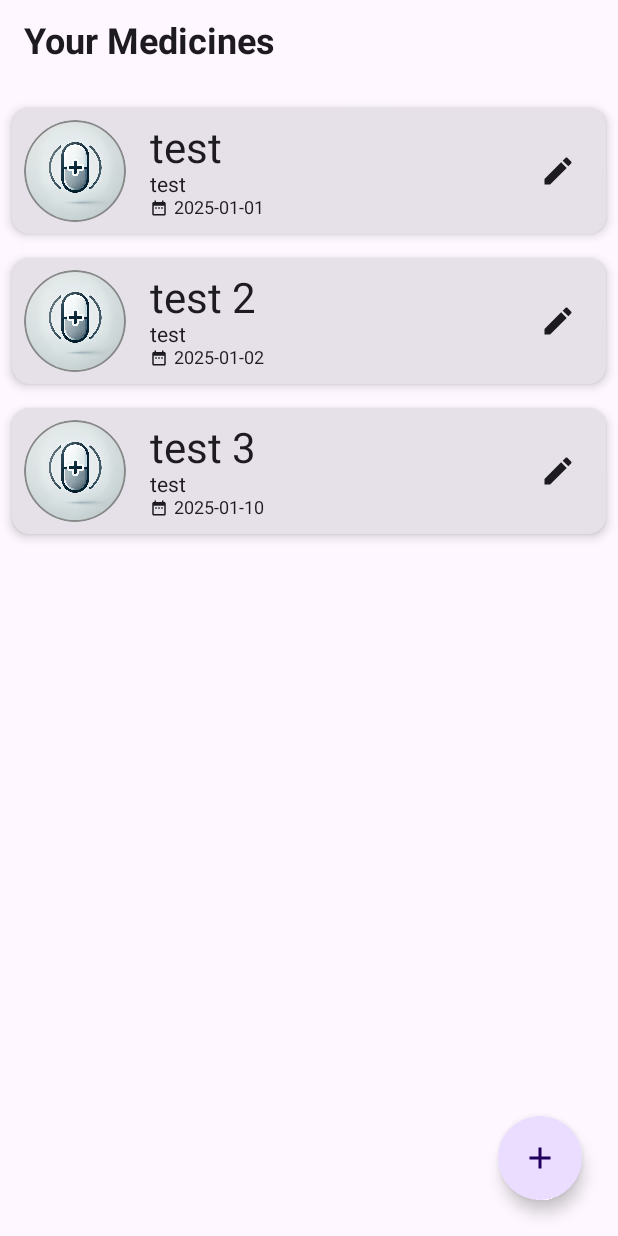
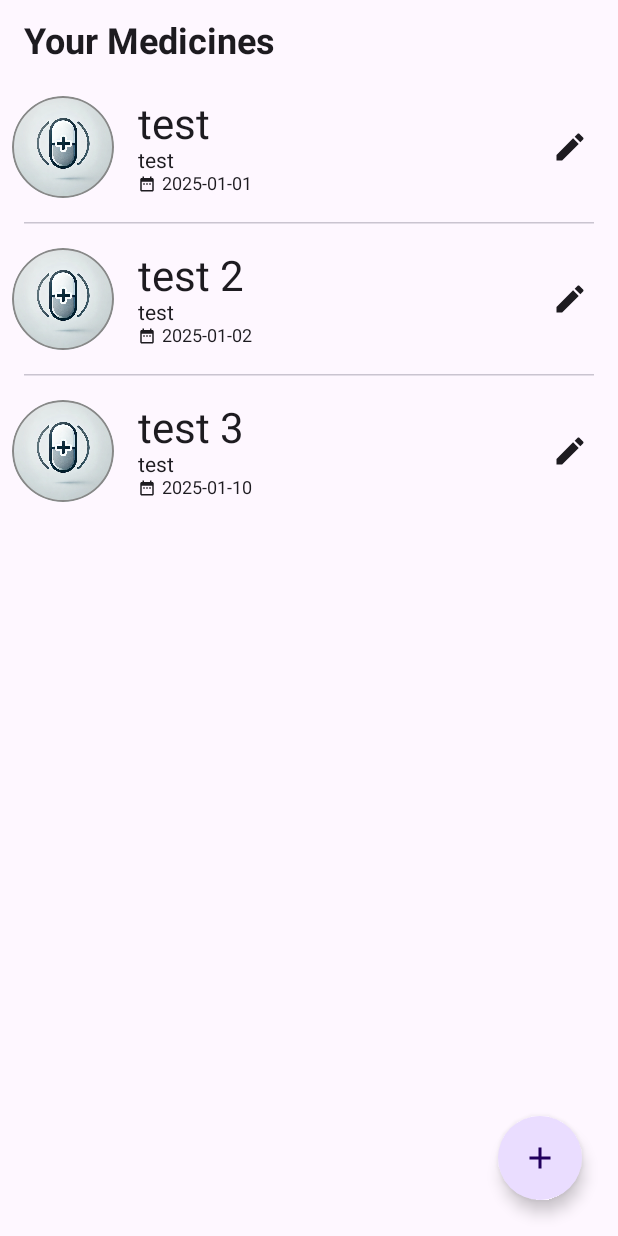
Before and after one commit to kgurda/PillWise, an Android app built with Jetpack Compose: the @Preview function MedicineListScreenPreview, on a phone screen of 412 x 824 dp. Run offline under Robolectric (Android 15) with nearby library versions, the phone set to English and light mode, and no system bars.

Commit message:
fixes after CR

```diff
--- a/app/src/main/java/com/example/pillwise/feature/medicine/list/presentation/MedicineListScreen.kt
+++ b/app/src/main/java/com/example/pillwise/feature/medicine/list/presentation/MedicineListScreen.kt
@@ -4,18 +4,18 @@ import android.graphics.Bitmap
 import androidx.compose.foundation.Image
 import androidx.compose.foundation.background
 import androidx.compose.foundation.border
-import androidx.compose.foundation.clickable
 import androidx.compose.foundation.layout.Arrangement
 import androidx.compose.foundation.layout.Column
 import androidx.compose.foundation.layout.Row
 import androidx.compose.foundation.layout.Spacer
 import androidx.compose.foundation.layout.fillMaxSize
 import androidx.compose.foundation.layout.fillMaxWidth
+import androidx.compose.foundation.layout.height
 import androidx.compose.foundation.layout.padding
 import androidx.compose.foundation.layout.size
 import androidx.compose.foundation.layout.width
 import androidx.compose.foundation.lazy.LazyColumn
-import androidx.compose.foundation.lazy.items
+import androidx.compose.foundation.lazy.itemsIndexed
 import androidx.compose.foundation.shape.CircleShape
 import androidx.compose.material.icons.Icons
 import androidx.compose.material.icons.filled.Add
@@ -23,12 +23,12 @@ import androidx.compose.material.icons.filled.DateRange
 import androidx.compose.material.icons.filled.Delete
 import androidx.compose.material.icons.filled.Edit
 import androidx.compose.material3.AlertDialog
-import androidx.compose.material3.Card
-import androidx.compose.material3.CardDefaults
 import androidx.compose.material3.ExperimentalMaterial3Api
 import androidx.compose.material3.FloatingActionButton
+import androidx.compose.material3.HorizontalDivider
 import androidx.compose.material3.Icon
 import androidx.compose.material3.IconButton
+import androidx.compose.material3.MaterialTheme
 import androidx.compose.material3.Scaffold
 import androidx.compose.material3.SwipeToDismissBox
 import androidx.compose.material3.SwipeToDismissBoxState
@@ -38,12 +38,14 @@ import androidx.compose.material3.TextButton
 import androidx.compose.material3.TopAppBar
 import androidx.compose.material3.rememberSwipeToDismissBoxState
 import androidx.compose.runtime.Composable
+import androidx.compose.runtime.LaunchedEffect
 import androidx.compose.runtime.getValue
 import androidx.compose.runtime.mutableStateOf
 import androidx.compose.runtime.saveable.rememberSaveable
 import androidx.compose.runtime.setValue
 import androidx.compose.ui.Alignment
 import androidx.compose.ui.Modifier
+import androidx.compose.ui.draw.alpha
 import androidx.compose.ui.draw.clip
 import androidx.compose.ui.graphics.Color
 import androidx.compose.ui.graphics.asImageBitmap
@@ -59,8 +61,8 @@ import androidx.hilt.navigation.compose.hiltViewModel
 import androidx.lifecycle.compose.collectAsStateWithLifecycle
 import androidx.navigation.NavController
 import com.example.pillwise.R
-import com.example.pillwise.data.local.entities.Medicine
 import com.example.pillwise.feature.medicine.list.presentation.model.MedicineListUiState
+import com.example.pillwise.feature.medicine.list.presentation.model.MedicineUiState
 import com.example.pillwise.feature.medicine.presentation.BitmapConverter
 import com.example.pillwise.navigation.routes.MedicineCreationRoute
 
@@ -76,6 +78,7 @@ fun MedicineListScreen(
         uiState = uiState,
         onAddButtonClick = { navController.navigate(MedicineCreationRoute) },
         deleteMedicine = { id: Long -> viewModel.deleteItem(id) },
+        markItemForDeletion = { id: Long, isMarked: Boolean -> viewModel.markItemForDeletion(id, isMarked) },
         modifier = modifier
     )
 }
@@ -86,6 +89,7 @@ fun MedicineListScreen(
     uiState: MedicineListUiState,
     onAddButtonClick: () -> Unit,
     deleteMedicine: (id: Long) -> Unit,
+    markItemForDeletion: (id: Long, isMarked: Boolean) -> Unit,
     modifier: Modifier = Modifier
 ) {
     Scaffold(
@@ -121,8 +125,25 @@ fun MedicineListScreen(
             LazyColumn(
                 modifier = Modifier.fillMaxSize()
             ) {
-                items(uiState.medicines) { medicine ->
-                    DismissibleCard(medicine = medicine, deleteMedicine = deleteMedicine)
+                itemsIndexed(uiState.medicines) { index, medicine ->
+                    Column(
+                        modifier =
+                            Modifier
+                                .then(
+                                    if (medicine.isMarkedForDeletion) {
+                                        Modifier.alpha(0f).height(0.dp)
+                                    } else {
+                                        Modifier
+                                    }
+                                )
+                    ) {
+                        DismissibleCard(
+                            medicine = medicine,
+                            markItemForDeletion = markItemForDeletion,
+                            deleteMedicine = deleteMedicine
+                        )
+                        DividerBetweenItems(index, uiState.medicines.lastIndex)
+                    }
                 }
             }
         }
@@ -130,8 +151,25 @@ fun MedicineListScreen(
 }
 
 @Composable
+fun DividerBetweenItems(
+    index: Int,
+    itemCount: Int
+) {
+    if (index < itemCount) {
+        HorizontalDivider(
+            modifier =
+                Modifier
+                    .padding(16.dp)
+                    .fillMaxWidth(),
+            thickness = 1.dp
+        )
+    }
+}
+
+@Composable
 fun DismissibleCard(
-    medicine: Medicine,
+    medicine: MedicineUiState,
+    markItemForDeletion: (id: Long, isMarked: Boolean) -> Unit,
     deleteMedicine: (id: Long) -> Unit
 ) {
     var showDialog by rememberSaveable { mutableStateOf(false) }
@@ -141,6 +179,7 @@ fun DismissibleCard(
             confirmValueChange = { dismissValue ->
                 if (dismissValue == SwipeToDismissBoxValue.StartToEnd) {
                     showDialog = true
+                    markItemForDeletion(medicine.id, true)
                     return@rememberSwipeToDismissBoxState false
                 } else {
                     return@rememberSwipeToDismissBoxState false
@@ -152,6 +191,7 @@ fun DismissibleCard(
         ConfirmationBox(
             hideDialog = { showDialog = false },
             medicine = medicine,
+            markItemForDeletion = markItemForDeletion,
             deleteMedicine = deleteMedicine
         )
     }
@@ -169,7 +209,8 @@ fun DismissibleCard(
 @Composable
 fun ConfirmationBox(
     hideDialog: () -> Unit,
-    medicine: Medicine,
+    medicine: MedicineUiState,
+    markItemForDeletion: (id: Long, isMarked: Boolean) -> Unit,
     deleteMedicine: (id: Long) -> Unit
 ) {
     AlertDialog(
@@ -185,7 +226,10 @@ fun ConfirmationBox(
             }
         },
         dismissButton = {
-            TextButton(onClick = hideDialog) {
+            TextButton(onClick = {
+                markItemForDeletion(medicine.id, false)
+                hideDialog()
+            }) {
                 Text(text = stringResource(R.string.cancel))
             }
         }
@@ -218,24 +262,21 @@ fun DismissBackground(dismissState: SwipeToDismissBoxState) {
 }
 
 @Composable
-fun MedicineCard(medicine: Medicine) {
-    Card(
+fun MedicineCard(medicine: MedicineUiState) {
+    Row(
         modifier =
-            Modifier
-                .fillMaxWidth()
-                .padding(8.dp)
-                .clickable { println() },
-        elevation = CardDefaults.cardElevation(4.dp)
-    ) {
-        Row(
-            modifier = Modifier.padding(8.dp),
+            Modifier.padding(8.dp, 0.dp)
+                .background(MaterialTheme.colorScheme.background),
         verticalAlignment = Alignment.CenterVertically
     ) {
         ImageField(medicine.image?.let { BitmapConverter.convertByteArrayToBitmap(it) })
         Spacer(modifier = Modifier.width(16.dp))
         Column(modifier = Modifier.weight(1f)) {
             Text(text = medicine.name, fontSize = 28.sp)
-                Text(medicine.comment ?: stringResource(R.string.medicine_comment_placeholder), fontSize = 14.sp)
+            Text(
+                medicine.comment ?: stringResource(R.string.medicine_comment_placeholder),
+                fontSize = 14.sp
+            )
             Row(
                 verticalAlignment = Alignment.CenterVertically
             ) {
@@ -252,8 +293,10 @@ fun MedicineCard(medicine: Medicine) {
             }
         }
         IconButton(onClick = { println() }) {
-                Icon(Icons.Default.Edit, contentDescription = stringResource(R.string.edit_content_description))
-            }
+            Icon(
+                Icons.Default.Edit,
+                contentDescription = stringResource(R.string.edit_content_description)
+            )
         }
     }
 }
@@ -286,21 +329,21 @@ private fun MedicineListScreenPreview() {
             MedicineListUiState(
                 medicines =
                     listOf(
-                        Medicine(
+                        MedicineUiState(
                             id = 1,
                             name = "test",
                             expirationDate = "2025-01-01",
                             comment = "test",
                             image = null
                         ),
-                        Medicine(
+                        MedicineUiState(
                             id = 2,
                             name = "test 2",
                             expirationDate = "2025-01-02",
                             comment = "test",
                             image = null
                         ),
-                        Medicine(
+                        MedicineUiState(
                             id = 3,
                             name = "test 3",
                             expirationDate = "2025-01-10",
@@ -310,6 +353,7 @@ private fun MedicineListScreenPreview() {
                     )
             ),
         onAddButtonClick = {},
-        deleteMedicine = {}
+        deleteMedicine = {},
+        markItemForDeletion = { _, _ -> {} }
     )
 }
--- a/app/src/main/java/com/example/pillwise/feature/medicine/list/presentation/model/MedicineListUiState.kt
+++ b/app/src/main/java/com/example/pillwise/feature/medicine/list/presentation/model/MedicineListUiState.kt
@@ -1,7 +1,14 @@
 package com.example.pillwise.feature.medicine.list.presentation.model
 
-import com.example.pillwise.data.local.entities.Medicine
+data class MedicineListUiState(
+    var medicines: List<MedicineUiState> = emptyList<MedicineUiState>()
+)
 
-data class MedicineListUiState(
-    var medicines: List<Medicine> = emptyList<Medicine>()
+data class MedicineUiState(
+    var id: Long,
+    var name: String,
+    var expirationDate: String,
+    var comment: String?,
+    var image: ByteArray?,
+    var isMarkedForDeletion: Boolean = false
 )
```
Also changed, not shown: app/src/main/java/com/example/pillwise/feature/medicine/list/presentation/MedicineListViewModel.kt (+20 -2 lines). Lines whose indentation alone changed are shown as unchanged.
